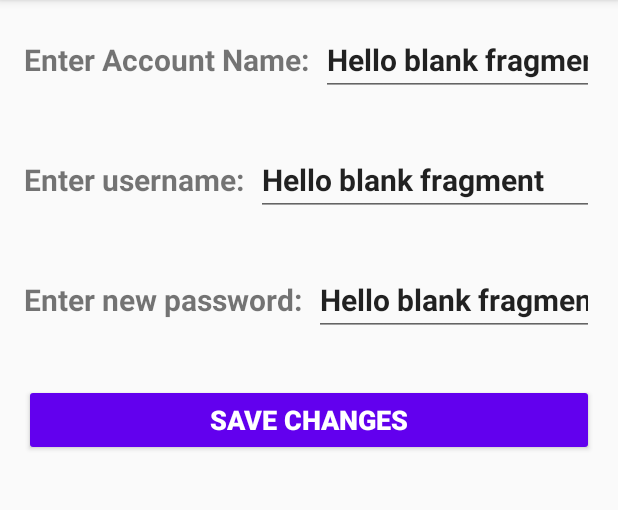
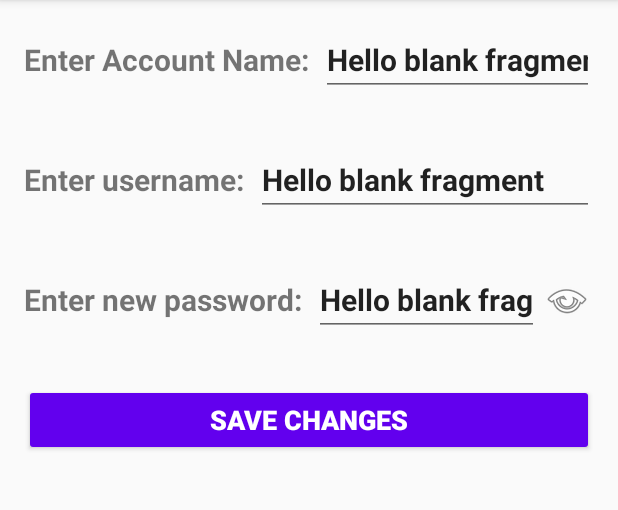
Before and after one commit to danhnguyen3107/CS175, an Android app: the EditDetailFragment screen opened through its navigation route, after a tap on an icon or button, on a phone screen of 412 x 824 dp, the part 84-594 px from its top. Run offline under Robolectric (Android 15) with nearby library versions, the light colour scheme and no system bars; our stand-ins replace navigation-ui; 4 statements that could not run were skipped.

Commit message:
Update fragment_edit_detail.xml

```diff
--- a/app/src/main/res/layout/fragment_edit_detail.xml
+++ b/app/src/main/res/layout/fragment_edit_detail.xml
@@ -83,7 +83,7 @@
 
             <EditText
                 android:id="@+id/insertAccPassword"
-                android:layout_width="wrap_content"
+                android:layout_width="150dp"
                 android:layout_height="wrap_content"
                 android:autofillHints="Enter a new password for the email"
                 android:inputType="textPassword"
@@ -95,7 +95,7 @@
             <ImageButton
                 android:id="@+id/togglePasswordVisibilityBtn"
                 android:layout_width="0dp"
-                android:layout_height="wrap_content"
+                android:layout_height="match_parent"
                 android:layout_gravity="center_vertical"
                 android:layout_weight="0.2"
                 android:background="?android:attr/selectableItemBackground"
```
